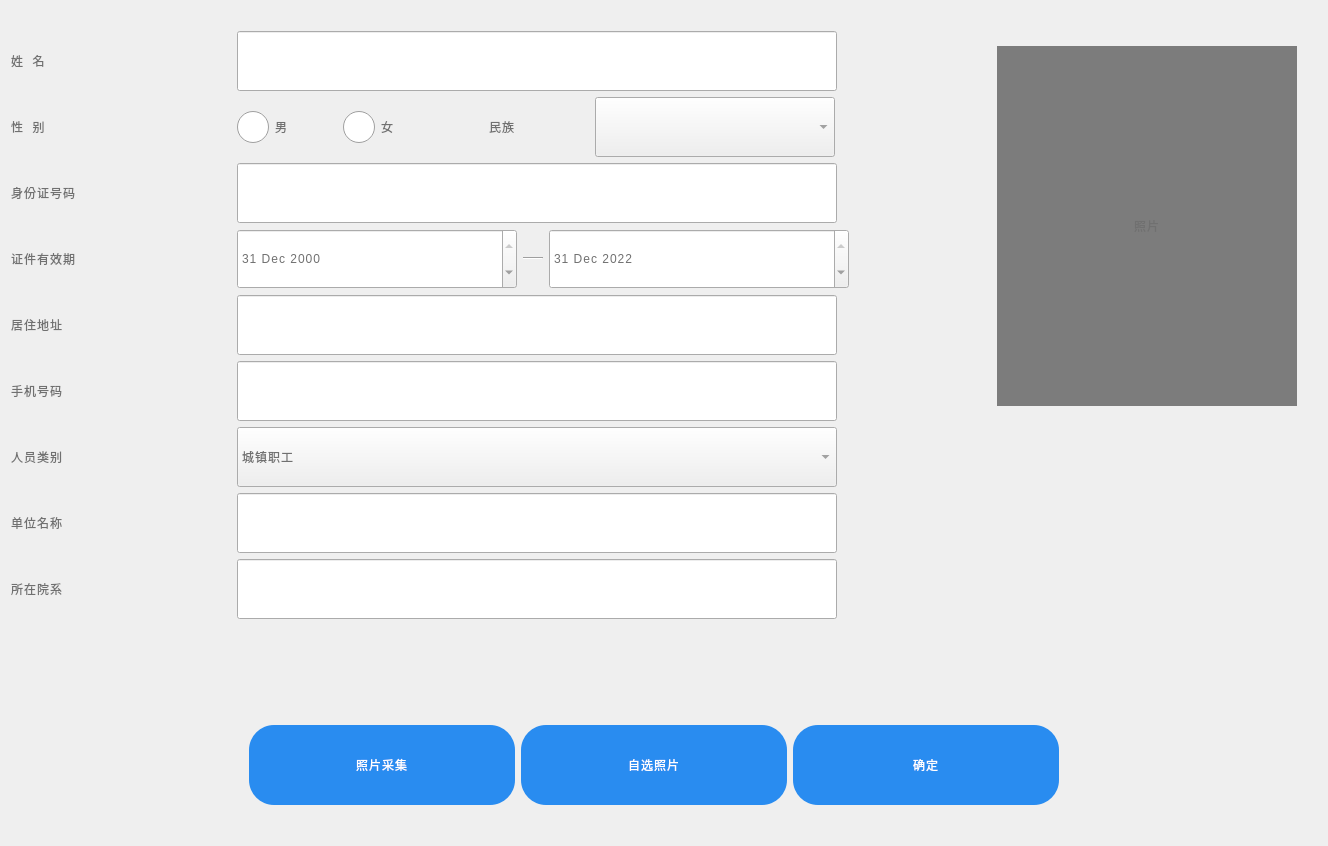
The window that SSCard_System/uc_inputidcardinfo.ui (leithergit/SSCard_System) describes before a commit, drawn with Qt 5.
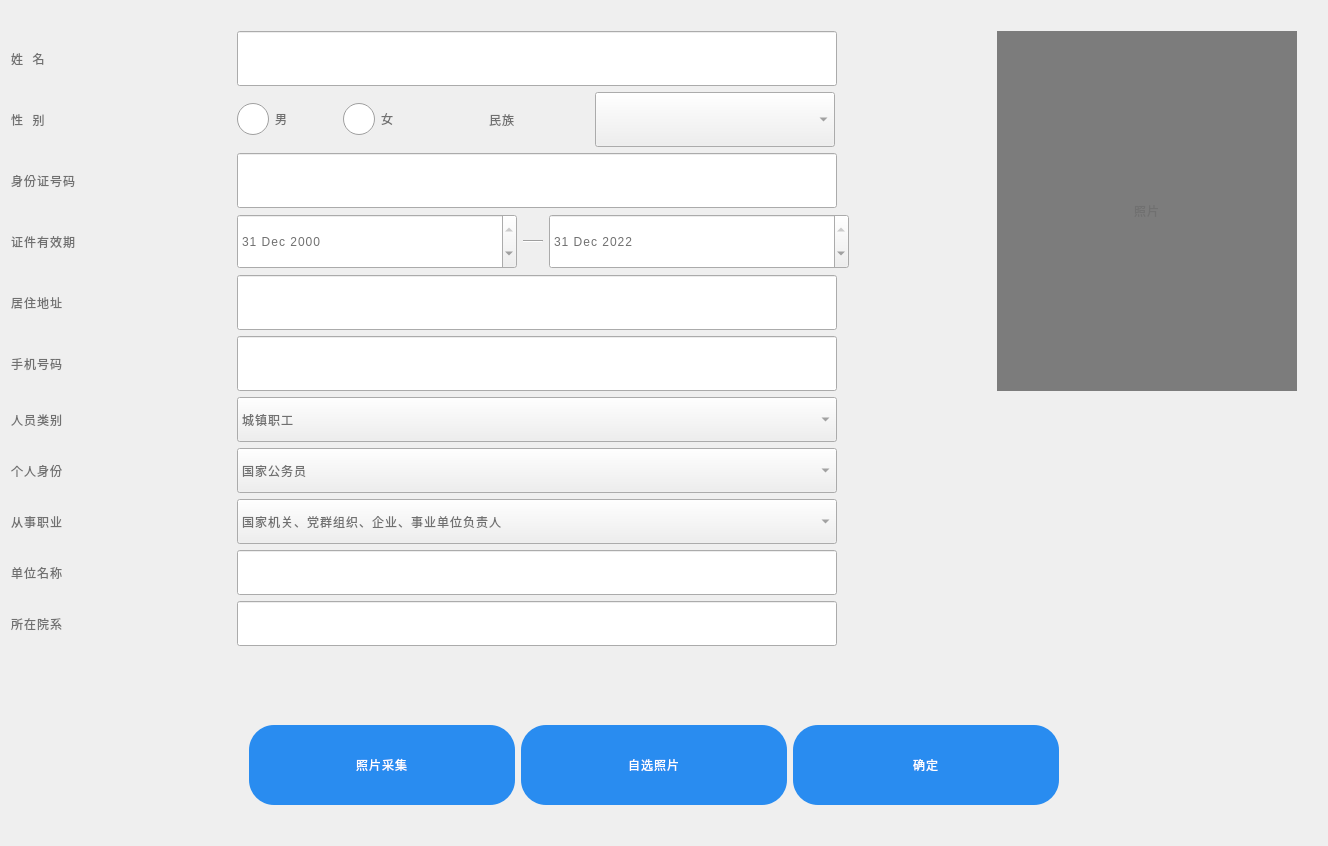
The same window after the commit. Icons and pictures are not drawn.

What changed in the file:
```diff
--- a/SSCard_System/uc_inputidcardinfo.ui
+++ b/SSCard_System/uc_inputidcardinfo.ui
@@ -103,7 +103,7 @@
                <property name="minimumSize">
                 <size>
                  <width>600</width>
-                 <height>60</height>
+                 <height>45</height>
                 </size>
                </property>
                <property name="maximumSize">
@@ -270,7 +270,7 @@
                <property name="minimumSize">
                 <size>
                  <width>200</width>
-                 <height>60</height>
+                 <height>45</height>
                 </size>
                </property>
                <property name="maximumSize">
@@ -328,7 +328,7 @@
                <property name="minimumSize">
                 <size>
                  <width>600</width>
-                 <height>60</height>
+                 <height>45</height>
                 </size>
                </property>
                <property name="maximumSize">
@@ -389,7 +389,7 @@
                <property name="minimumSize">
                 <size>
                  <width>280</width>
-                 <height>60</height>
+                 <height>45</height>
                 </size>
                </property>
                <property name="maximumSize">
@@ -400,7 +400,7 @@
                </property>
                <property name="dateTime">
                 <datetime>
-                 <hour>0</hour>
+                 <hour>7</hour>
                  <minute>0</minute>
                  <second>0</second>
                  <year>2000</year>
@@ -434,7 +434,7 @@
                <property name="minimumSize">
                 <size>
                  <width>300</width>
-                 <height>60</height>
+                 <height>45</height>
                 </size>
                </property>
                <property name="maximumSize">
@@ -445,7 +445,7 @@
                </property>
                <property name="dateTime">
                 <datetime>
-                 <hour>0</hour>
+                 <hour>7</hour>
                  <minute>0</minute>
                  <second>0</second>
                  <year>2022</year>
@@ -473,7 +473,7 @@
            <item>
             <layout class="QHBoxLayout" name="horizontalLayout_11">
              <item>
-              <widget class="QLabel" name="label_Career_2">
+              <widget class="QLabel" name="label_Address">
                <property name="minimumSize">
                 <size>
                  <width>220</width>
@@ -499,7 +499,7 @@
                <property name="minimumSize">
                 <size>
                  <width>600</width>
-                 <height>60</height>
+                 <height>45</height>
                 </size>
                </property>
                <property name="maximumSize">
@@ -560,7 +560,7 @@
                <property name="minimumSize">
                 <size>
                  <width>600</width>
-                 <height>60</height>
+                 <height>45</height>
                 </size>
                </property>
                <property name="maximumSize">
@@ -626,7 +626,7 @@
          <item>
           <layout class="QHBoxLayout" name="horizontalLayout_29">
            <item>
-            <widget class="QLabel" name="label_Address">
+            <widget class="QLabel" name="label_PersonType">
              <property name="minimumSize">
               <size>
                <width>220</width>
@@ -652,12 +652,12 @@
              <property name="minimumSize">
               <size>
                <width>600</width>
-               <height>60</height>
+               <height>45</height>
               </size>
              </property>
              <property name="maximumSize">
               <size>
-               <width>600</width>
+               <width>800</width>
                <height>60</height>
               </size>
              </property>
@@ -694,6 +694,242 @@
              <property name="orientation">
               <enum>Qt::Horizontal</enum>
              </property>
+             <property name="sizeType">
+              <enum>QSizePolicy::Expanding</enum>
+             </property>
+             <property name="sizeHint" stdset="0">
+              <size>
+               <width>40</width>
+               <height>20</height>
+              </size>
+             </property>
+            </spacer>
+           </item>
+          </layout>
+         </item>
+         <item>
+          <layout class="QHBoxLayout" name="horizontalLayout_39" stretch="1,1,0">
+           <item>
+            <widget class="QLabel" name="label_Status">
+             <property name="minimumSize">
+              <size>
+               <width>220</width>
+               <height>40</height>
+              </size>
+             </property>
+             <property name="maximumSize">
+              <size>
+               <width>220</width>
+               <height>16777215</height>
+              </size>
+             </property>
+             <property name="styleSheet">
+              <string notr="true"/>
+             </property>
+             <property name="text">
+              <string>个人身份</string>
+             </property>
+            </widget>
+           </item>
+           <item>
+            <widget class="QComboBox" name="comboBox_Status">
+             <property name="minimumSize">
+              <size>
+               <width>600</width>
+               <height>45</height>
+              </size>
+             </property>
+             <property name="maximumSize">
+              <size>
+               <width>600</width>
+               <height>60</height>
+              </size>
+             </property>
+             <property name="styleSheet">
+              <string notr="true"/>
+             </property>
+             <property name="maxVisibleItems">
+              <number>16</number>
+             </property>
+             <item>
+              <property name="text">
+               <string>国家公务员</string>
+              </property>
+             </item>
+             <item>
+              <property name="text">
+               <string>专业技术人员</string>
+              </property>
+             </item>
+             <item>
+              <property name="text">
+               <string>职员</string>
+              </property>
+             </item>
+             <item>
+              <property name="text">
+               <string>企业管理人员</string>
+              </property>
+             </item>
+             <item>
+              <property name="text">
+               <string>工人</string>
+              </property>
+             </item>
+             <item>
+              <property name="text">
+               <string>农民</string>
+              </property>
+             </item>
+             <item>
+              <property name="text">
+               <string>学生</string>
+              </property>
+             </item>
+             <item>
+              <property name="text">
+               <string>现役军人</string>
+              </property>
+             </item>
+             <item>
+              <property name="text">
+               <string>自由职业者</string>
+              </property>
+             </item>
+             <item>
+              <property name="text">
+               <string>个体经营者</string>
+              </property>
+             </item>
+             <item>
+              <property name="text">
+               <string>无业人员</string>
+              </property>
+             </item>
+             <item>
+              <property name="text">
+               <string>退(离)休人员</string>
+              </property>
+             </item>
+             <item>
+              <property name="text">
+               <string>其他</string>
+              </property>
+             </item>
+            </widget>
+           </item>
+           <item>
+            <spacer name="horizontalSpacer_40">
+             <property name="orientation">
+              <enum>Qt::Horizontal</enum>
+             </property>
+             <property name="sizeType">
+              <enum>QSizePolicy::Expanding</enum>
+             </property>
+             <property name="sizeHint" stdset="0">
+              <size>
+               <width>40</width>
+               <height>20</height>
+              </size>
+             </property>
+            </spacer>
+           </item>
+          </layout>
+         </item>
+         <item>
+          <layout class="QHBoxLayout" name="horizontalLayout_49">
+           <item>
+            <widget class="QLabel" name="label_Status2">
+             <property name="minimumSize">
+              <size>
+               <width>220</width>
+               <height>40</height>
+              </size>
+             </property>
+             <property name="maximumSize">
+              <size>
+               <width>220</width>
+               <height>16777215</height>
+              </size>
+             </property>
+             <property name="styleSheet">
+              <string notr="true"/>
+             </property>
+             <property name="text">
+              <string>从事职业</string>
+             </property>
+            </widget>
+           </item>
+           <item>
+            <widget class="QComboBox" name="comboBox_Career">
+             <property name="minimumSize">
+              <size>
+               <width>600</width>
+               <height>45</height>
+              </size>
+             </property>
+             <property name="maximumSize">
+              <size>
+               <width>600</width>
+               <height>60</height>
+              </size>
+             </property>
+             <property name="styleSheet">
+              <string notr="true"/>
+             </property>
+             <property name="maxVisibleItems">
+              <number>16</number>
+             </property>
+             <item>
+              <property name="text">
+               <string>国家机关、党群组织、企业、事业单位负责人</string>
+              </property>
+             </item>
+             <item>
+              <property name="text">
+               <string>专业技术人员</string>
+              </property>
+             </item>
+             <item>
+              <property name="text">
+               <string>办事人员和有关人员</string>
+              </property>
+             </item>
+             <item>
+              <property name="text">
+               <string>商业、服务业人员</string>
+              </property>
+             </item>
+             <item>
+              <property name="text">
+               <string>农、林、牧、渔、水利业生产人员口</string>
+              </property>
+             </item>
+             <item>
+              <property name="text">
+               <string>生产、运输设备操作人员及有关人员</string>
+              </property>
+             </item>
+             <item>
+              <property name="text">
+               <string>军人</string>
+              </property>
+             </item>
+             <item>
+              <property name="text">
+               <string>不便分类的其他从业人员</string>
+              </property>
+             </item>
+            </widget>
+           </item>
+           <item>
+            <spacer name="horizontalSpacer_50">
+             <property name="orientation">
+              <enum>Qt::Horizontal</enum>
+             </property>
+             <property name="sizeType">
+              <enum>QSizePolicy::Expanding</enum>
+             </property>
              <property name="sizeHint" stdset="0">
               <size>
                <width>40</width>
@@ -733,7 +969,7 @@
              <property name="minimumSize">
               <size>
                <width>600</width>
-               <height>60</height>
+               <height>45</height>
               </size>
              </property>
              <property name="maximumSize">
@@ -791,7 +1027,7 @@
              <property name="minimumSize">
               <size>
                <width>600</width>
-               <height>60</height>
+               <height>45</height>
               </size>
              </property>
              <property name="maximumSize">
```
Left out of the diff: 4 changed lines with no effect on the pictures.
